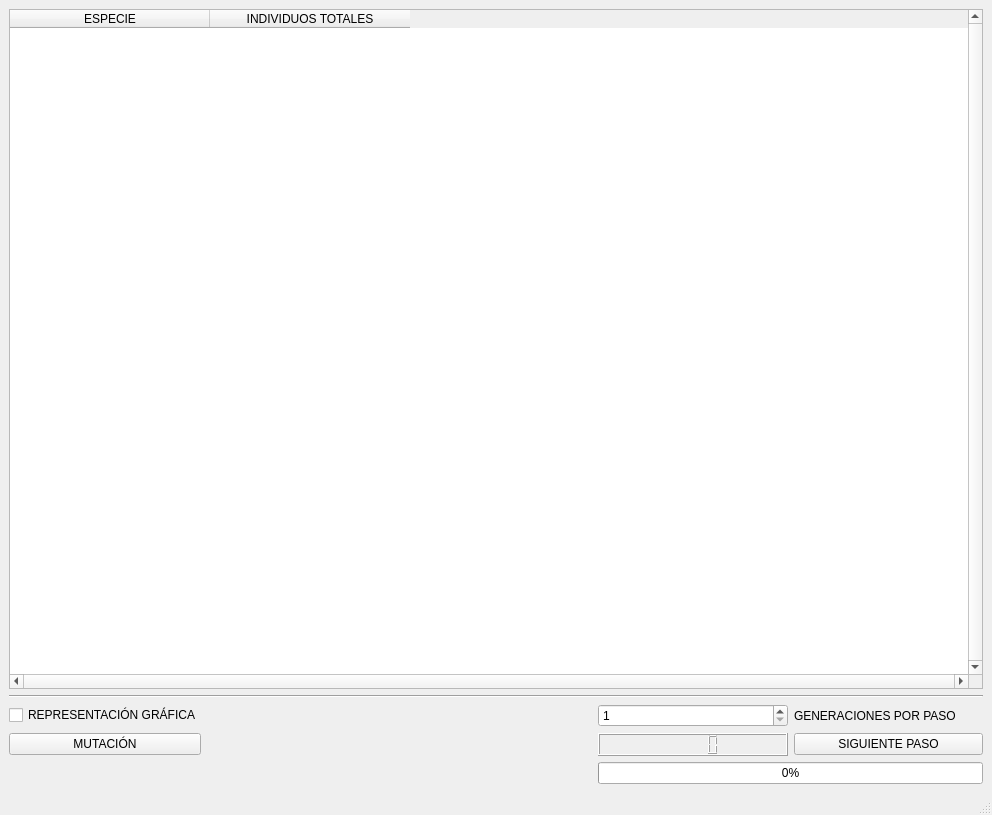
First picture: the form in SIMULATION.ui, repository Charliek794/CA, before the edit.
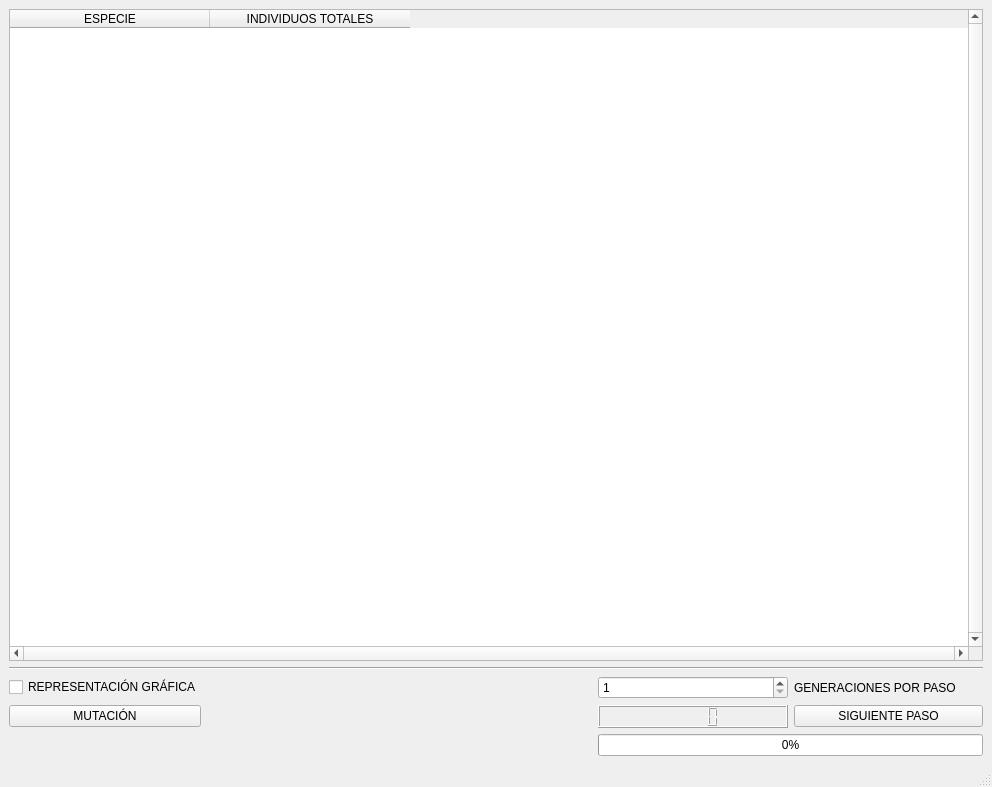
Second picture: the form after the edit.

Diff of the .ui file:
```diff
--- a/SIMULATION.ui
+++ b/SIMULATION.ui
@@ -7,7 +7,7 @@
     <x>0</x>
     <y>0</y>
     <width>992</width>
-    <height>815</height>
+    <height>787</height>
    </rect>
   </property>
   <property name="windowTitle">
```
Left out of the diff: 2 changed lines with no effect on the pictures.
